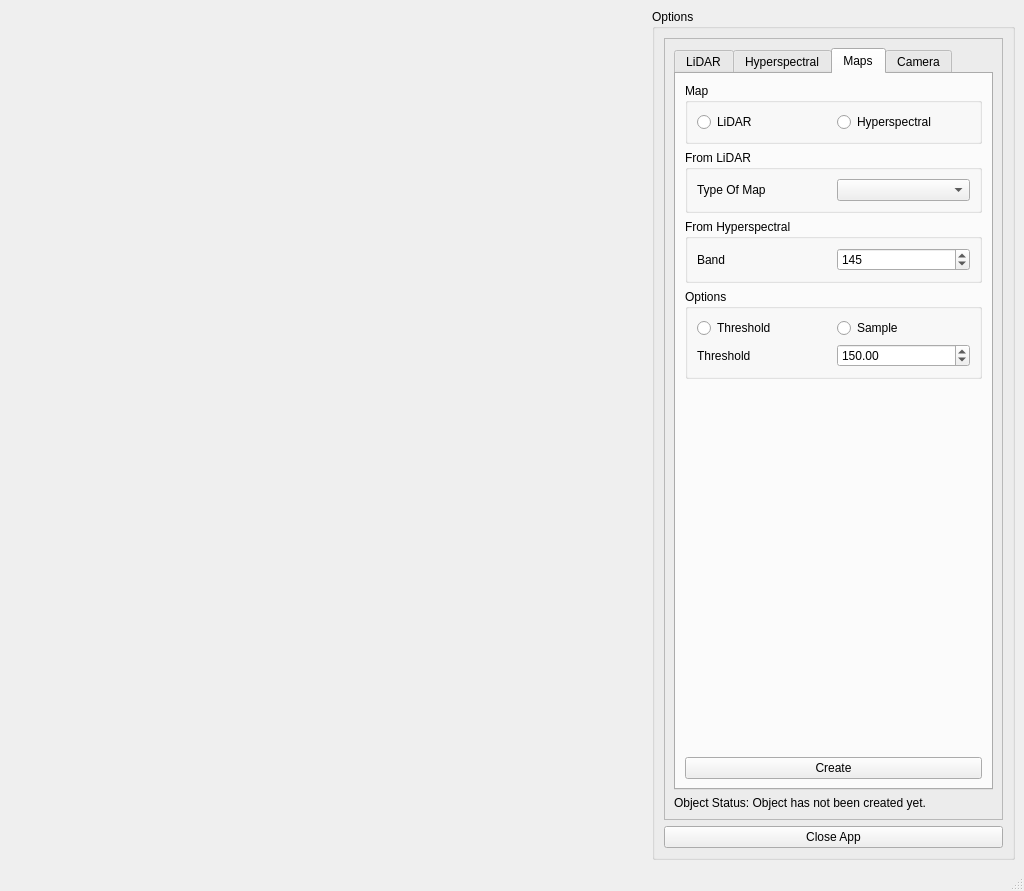
The window that ui/MainWindow.ui (Art-n-MathS/DASOS) describes before a commit, drawn with Qt 5.
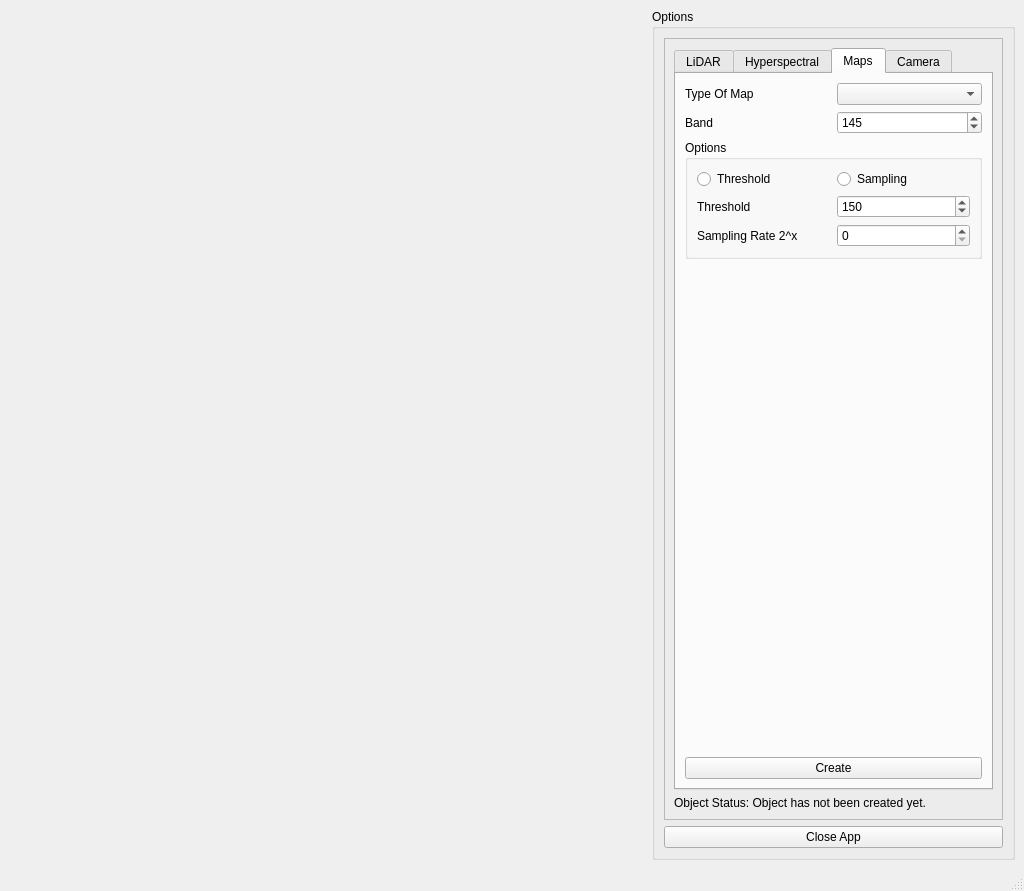
The same window after the commit.

```diff
--- a/ui/MainWindow.ui
+++ b/ui/MainWindow.ui
@@ -476,7 +476,10 @@
               <string>Maps</string>
              </attribute>
              <layout class="QGridLayout" name="gridLayout_9">
-              <item row="5" column="0" colspan="2">
+              <item row="0" column="1">
+               <widget class="QComboBox" name="m_cbMaps"/>
+              </item>
+              <item row="4" column="0" colspan="2">
                <spacer name="verticalSpacer_3">
                 <property name="orientation">
                  <enum>Qt::Vertical</enum>
@@ -489,77 +492,19 @@
                 </property>
                </spacer>
               </item>
-              <item row="1" column="0" colspan="2">
-               <widget class="QGroupBox" name="groupBox_6">
-                <property name="title">
-                 <string>From LiDAR</string>
-                </property>
-                <layout class="QGridLayout" name="gridLayout_14">
-                 <item row="1" column="1">
-                  <widget class="QComboBox" name="m_cbMaps"/>
-                 </item>
-                 <item row="1" column="0">
-                  <widget class="QLabel" name="label_31">
-                   <property name="text">
-                    <string>Type Of Map</string>
-                   </property>
-                  </widget>
-                 </item>
-                </layout>
-               </widget>
-              </item>
-              <item row="2" column="0" colspan="2">
-               <widget class="QGroupBox" name="groupBox_7">
-                <property name="title">
-                 <string>From Hyperspectral</string>
-                </property>
-                <layout class="QGridLayout" name="gridLayout_15">
-                 <item row="0" column="1">
-                  <widget class="QSpinBox" name="m_sbBand">
-                   <property name="maximum">
-                    <number>252</number>
-                   </property>
-                   <property name="value">
-                    <number>145</number>
-                   </property>
-                  </widget>
-                 </item>
-                 <item row="0" column="0">
-                  <widget class="QLabel" name="label_32">
-                   <property name="text">
-                    <string>Band</string>
-                   </property>
-                  </widget>
-                 </item>
-                </layout>
-               </widget>
-              </item>
-              <item row="6" column="0" colspan="2">
+              <item row="5" column="0" colspan="2">
                <widget class="QPushButton" name="m_pbCreateMap">
                 <property name="text">
                  <string>Create</string>
                 </property>
                </widget>
               </item>
-              <item row="3" column="0" colspan="2">
+              <item row="2" column="0" colspan="2">
                <widget class="QGroupBox" name="groupBox_8">
                 <property name="title">
                  <string>Options</string>
                 </property>
                 <layout class="QGridLayout" name="gridLayout_16">
-                 <item row="1" column="1">
-                  <widget class="QDoubleSpinBox" name="doubleSpinBox">
-                   <property name="minimum">
-                    <double>5.000000000000000</double>
-                   </property>
-                   <property name="maximum">
-                    <double>255.000000000000000</double>
-                   </property>
-                   <property name="value">
-                    <double>150.000000000000000</double>
-                   </property>
-                  </widget>
-                 </item>
                  <item row="1" column="0">
                   <widget class="QLabel" name="label_33">
                    <property name="text">
@@ -577,36 +522,61 @@
                  <item row="0" column="1">
                   <widget class="QRadioButton" name="radioButton_4">
                    <property name="text">
-                    <string>Sample</string>
+                    <string>Sampling</string>
                    </property>
                   </widget>
                  </item>
-                </layout>
-               </widget>
-              </item>
-              <item row="0" column="0" colspan="2">
-               <widget class="QGroupBox" name="groupBox_9">
-                <property name="title">
-                 <string>Map</string>
-                </property>
-                <layout class="QGridLayout" name="gridLayout_17">
-                 <item row="0" column="0">
-                  <widget class="QRadioButton" name="radioButton">
+                 <item row="3" column="0">
+                  <widget class="QLabel" name="label_34">
                    <property name="text">
-                    <string>LiDAR</string>
+                    <string>Sampling Rate 2^x</string>
                    </property>
                   </widget>
                  </item>
-                 <item row="0" column="1">
-                  <widget class="QRadioButton" name="radioButton_2">
-                   <property name="text">
-                    <string>Hyperspectral</string>
+                 <item row="3" column="1">
+                  <widget class="QSpinBox" name="m_sbSampling">
+                   <property name="maximum">
+                    <number>8</number>
                    </property>
                   </widget>
                  </item>
+                 <item row="1" column="1">
+                  <widget class="QSpinBox" name="m_sbThreshold">
+                   <property name="maximum">
+                    <number>252</number>
+                   </property>
+                   <property name="value">
+                    <number>150</number>
+                   </property>
+                  </widget>
+                 </item>
                 </layout>
                </widget>
               </item>
+              <item row="1" column="1">
+               <widget class="QSpinBox" name="m_sbBand">
+                <property name="maximum">
+                 <number>252</number>
+                </property>
+                <property name="value">
+                 <number>145</number>
+                </property>
+               </widget>
+              </item>
+              <item row="0" column="0">
+               <widget class="QLabel" name="label_31">
+                <property name="text">
+                 <string>Type Of Map</string>
+                </property>
+               </widget>
+              </item>
+              <item row="1" column="0">
+               <widget class="QLabel" name="label_32">
+                <property name="text">
+                 <string>Band</string>
+                </property>
+               </widget>
+              </item>
              </layout>
             </widget>
             <widget class="QWidget" name="tab_4">
```
